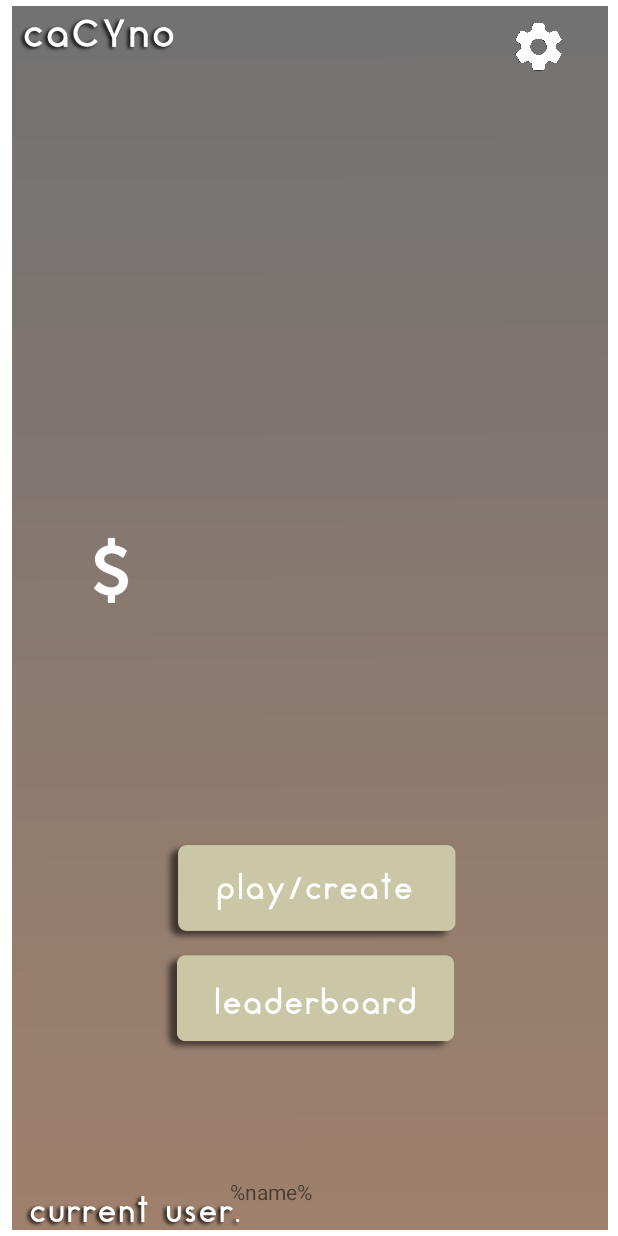
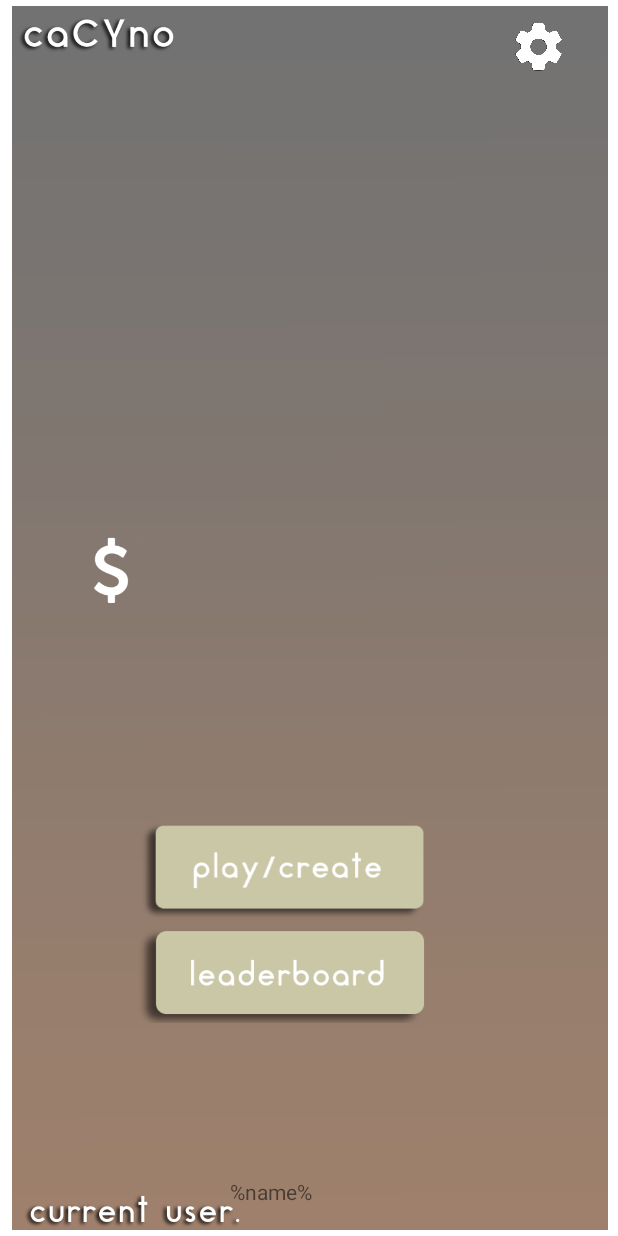
Before and after one commit to jackkenn/Cacyno, an Android app: the UserHome screen opened directly, with no data from a screen before it, on a phone screen of 412 x 824 dp. Run offline under Robolectric (Android 15) with nearby library versions, the phone set to English and light mode, and no system bars.

Commit message:
adjusted buttons

```diff
--- a/Frontend/manny/Demo1/app/src/main/res/layout/home_screen.xml
+++ b/Frontend/manny/Demo1/app/src/main/res/layout/home_screen.xml
@@ -4,7 +4,7 @@
                                                    xmlns:tools="http://schemas.android.com/tools"
                                                    android:layout_width="match_parent"
                                                    android:layout_height="match_parent"
->
+                                                   android:contentDescription="@string/PlayCreate_game_button">
     <ImageView
             android:layout_width="556dp"
             android:layout_height="816dp" app:srcCompat="@drawable/background" android:id="@+id/imageView3"
@@ -12,6 +12,23 @@
             app:layout_constraintTop_toTopOf="parent"
             app:layout_constraintBottom_toBottomOf="parent" app:layout_constraintEnd_toEndOf="parent"
             app:layout_constraintStart_toStartOf="parent"/>
+    <ImageView
+            android:layout_width="wrap_content"
+            android:layout_height="wrap_content" app:srcCompat="@drawable/cacyno_home" android:id="@+id/caCYno_home"
+            app:layout_constraintTop_toTopOf="parent" app:layout_constraintStart_toStartOf="parent"
+            android:contentDescription="@string/caCYno_home"/>
+    <ImageView
+            android:layout_width="wrap_content"
+            android:layout_height="wrap_content" app:srcCompat="@drawable/money_sign_home"
+            android:id="@+id/money_sign_home"
+            app:layout_constraintTop_toTopOf="parent" app:layout_constraintStart_toStartOf="parent"
+            android:contentDescription="@string/money_sign_home"/>
+    <ImageView
+            android:layout_width="wrap_content"
+            android:layout_height="wrap_content" app:srcCompat="@drawable/currentuser"
+            android:id="@+id/current_user_text"
+            app:layout_constraintTop_toTopOf="parent" app:layout_constraintStart_toStartOf="parent"
+            android:contentDescription="@string/currentUser_image"/>
     <TextView
             android:text="@string/currentUsername"
             android:layout_width="wrap_content"
@@ -26,39 +43,21 @@
             app:layout_constraintStart_toStartOf="parent" android:layout_marginLeft="323dp"
             android:layout_marginStart="323dp" app:layout_constraintTop_toTopOf="parent"
             android:contentDescription="@string/settings_button"/>
-    <ImageView
-            android:layout_width="wrap_content"
-            android:layout_height="wrap_content" app:srcCompat="@drawable/currentuser"
-            android:id="@+id/current_user_text"
-            app:layout_constraintTop_toTopOf="parent" app:layout_constraintStart_toStartOf="parent"
-            android:contentDescription="@string/currentUser_image"/>
     <ImageButton
-            android:layout_width="wrap_content"
-            android:layout_height="wrap_content" android:src="@drawable/play_create"
-            android:id="@+id/play_create_button"
-            app:layout_constraintTop_toTopOf="parent" app:layout_constraintStart_toStartOf="parent"
-            android:background="@android:color/transparent" android:scaleType="fitCenter"
-            android:contentDescription="@string/PlayCreate_game_button"/>
-    <ImageButton
-            android:layout_width="wrap_content"
-            android:layout_height="wrap_content" app:srcCompat="@drawable/leaderboard_button"
+            android:layout_width="286dp"
+            android:layout_height="64dp" app:srcCompat="@drawable/leaderboard_but"
             android:id="@+id/leaderboard_button"
             android:background="@android:color/transparent" android:scaleType="fitCenter"
-            app:layout_constraintTop_toTopOf="parent" app:layout_constraintBottom_toBottomOf="parent"
-            app:layout_constraintStart_toStartOf="parent" android:layout_marginLeft="3dp"
-            android:layout_marginStart="3dp"
-            app:layout_constraintEnd_toEndOf="parent" app:layout_constraintVertical_bias="0.0"
-            android:translationX="1dp" app:layout_constraintHorizontal_bias="0.0"
-            android:contentDescription="@string/leaderboard_button"/>
-    <ImageView
-            android:layout_width="wrap_content"
-            android:layout_height="wrap_content" app:srcCompat="@drawable/money_sign_home"
-            android:id="@+id/money_sign_home"
-            app:layout_constraintTop_toTopOf="parent" app:layout_constraintStart_toStartOf="parent"
-            android:contentDescription="@string/money_sign_home"/>
-    <ImageView
-            android:layout_width="wrap_content"
-            android:layout_height="wrap_content" app:srcCompat="@drawable/cacyno_home" android:id="@+id/caCYno_home"
-            app:layout_constraintTop_toTopOf="parent" app:layout_constraintStart_toStartOf="parent"
-            android:contentDescription="@string/caCYno_home"/>
+            app:layout_constraintTop_toTopOf="parent" android:layout_marginTop="618dp"
+            app:layout_constraintStart_toStartOf="parent" android:layout_marginLeft="53dp"
+            android:layout_marginStart="53dp" android:contentDescription="@string/leaderboard_button"/>
+    <ImageButton
+            android:layout_width="239dp"
+            android:layout_height="76dp" app:srcCompat="@drawable/play_create_but"
+            android:id="@+id/play_create_but"
+            android:background="@android:color/transparent" android:scaleType="fitCenter"
+            app:layout_constraintTop_toTopOf="parent" android:layout_marginTop="542dp"
+            app:layout_constraintStart_toStartOf="parent" android:layout_marginLeft="67dp"
+            android:layout_marginStart="67dp" android:translationX="1dp"
+            android:contentDescription="@string/PlayCreate_game_button"/>
 </androidx.constraintlayout.widget.ConstraintLayout>
```
Also changed, not shown: Frontend/manny/Demo1/app/src/main/res/drawable/leaderboard_but.png (added), Frontend/manny/Demo1/app/src/main/res/drawable/leaderboard_button.png (deleted), Frontend/manny/Demo1/app/src/main/res/drawable/play_create.png (deleted), Frontend/manny/Demo1/app/src/main/res/drawable/play_create_but.png (added).
